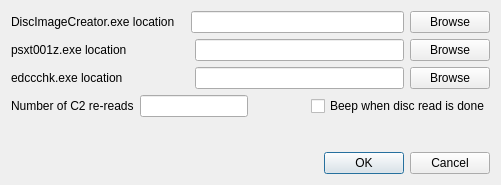
The window that settings.ui (FakeShemp/Alamogordo) describes before a commit, drawn with Qt 5.
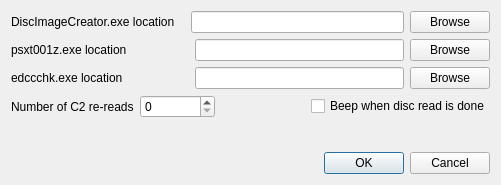
The same window after the commit.

Patch:
```diff
--- a/settings.ui
+++ b/settings.ui
@@ -74,13 +74,16 @@
       </widget>
      </item>
      <item>
-      <widget class="QLineEdit" name="le_c2">
+      <widget class="QSpinBox" name="sb_c2">
        <property name="minimumSize">
         <size>
-         <width>92</width>
+         <width>75</width>
          <height>0</height>
         </size>
        </property>
+       <property name="maximum">
+        <number>50000</number>
+       </property>
       </widget>
      </item>
      <item>
```
Left out of the diff: 28 changed lines with no effect on the pictures.
